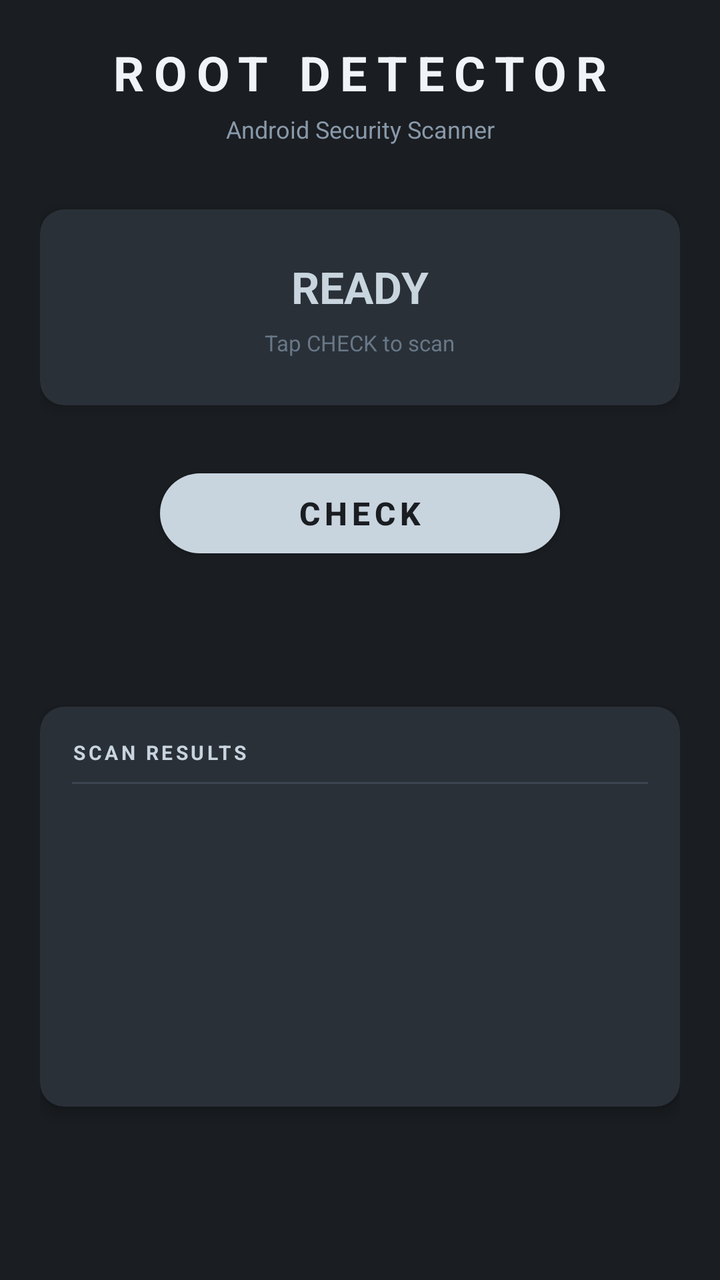
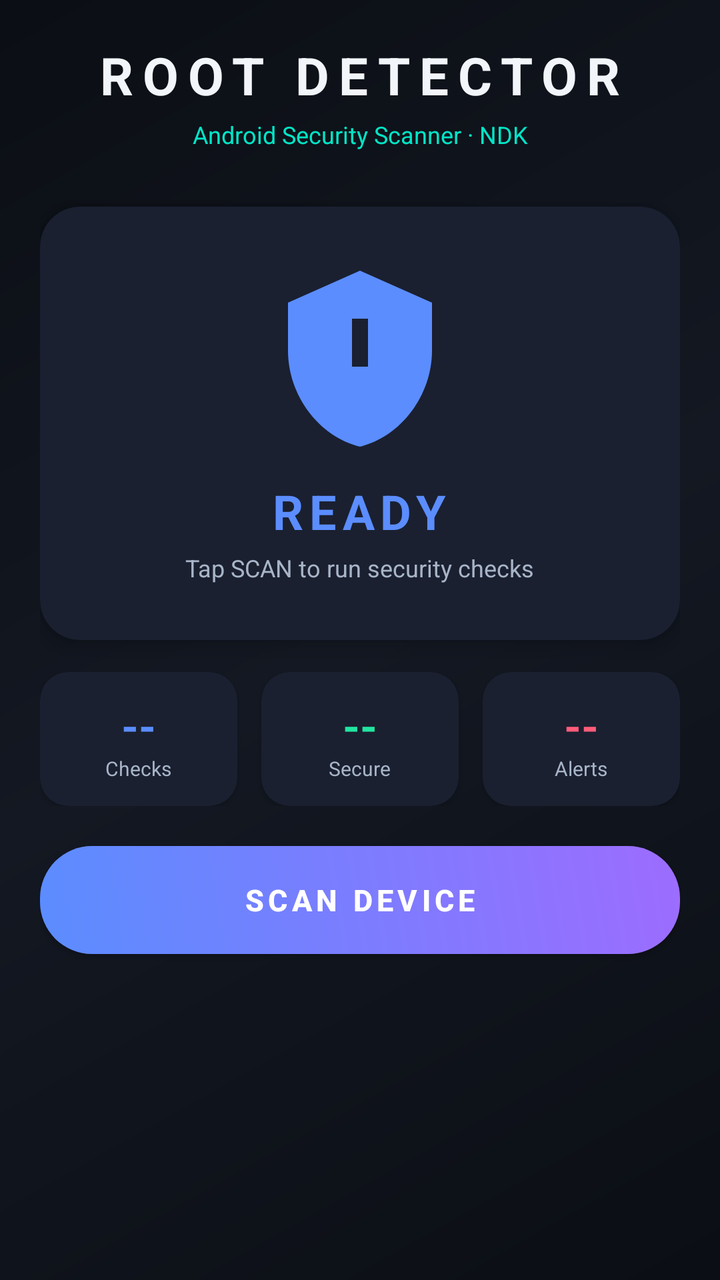

Before-and-after screenshots of an Android layout around one commit, followed by the original layout XML and the change that was made.
<!-- AndroidManifest.xml: activity theme Theme.RootDetector -->
<!-- res/layout/activity_main.xml -->
<?xml version="1.0" encoding="utf-8"?>
<ScrollView
    xmlns:android="http://schemas.android.com/apk/res/android"
    xmlns:app="http://schemas.android.com/apk/res-auto"
    xmlns:tools="http://schemas.android.com/tools"
    android:layout_width="match_parent"
    android:layout_height="match_parent"
    android:fillViewport="true"
    android:background="@color/background"
    tools:context=".MainActivity">

    <androidx.constraintlayout.widget.ConstraintLayout
        android:layout_width="match_parent"
        android:layout_height="wrap_content"
        android:padding="20dp">

        
        <TextView
            android:id="@+id/titleTextView"
            android:layout_width="wrap_content"
            android:layout_height="wrap_content"
            android:text="ROOT DETECTOR"
            android:textSize="24sp"
            android:textStyle="bold"
            android:textColor="@color/silver_light"
            android:letterSpacing="0.2"
            app:layout_constraintTop_toTopOf="parent"
            app:layout_constraintStart_toStartOf="parent"
            app:layout_constraintEnd_toEndOf="parent" />

        <TextView
            android:id="@+id/subtitleTextView"
            android:layout_width="wrap_content"
            android:layout_height="wrap_content"
            android:text="Android Security Scanner"
            android:textSize="12sp"
            android:textColor="@color/silver_dark"
            android:layout_marginTop="4dp"
            app:layout_constraintTop_toBottomOf="@id/titleTextView"
            app:layout_constraintStart_toStartOf="parent"
            app:layout_constraintEnd_toEndOf="parent" />

        
        <androidx.cardview.widget.CardView
            android:id="@+id/statusCard"
            android:layout_width="0dp"
            android:layout_height="wrap_content"
            android:layout_marginTop="32dp"
            app:cardCornerRadius="12dp"
            app:cardElevation="4dp"
            app:cardBackgroundColor="@color/card_background"
            app:layout_constraintTop_toBottomOf="@id/subtitleTextView"
            app:layout_constraintStart_toStartOf="parent"
            app:layout_constraintEnd_toEndOf="parent">

            <LinearLayout
                android:layout_width="match_parent"
                android:layout_height="wrap_content"
                android:orientation="vertical"
                android:gravity="center"
                android:padding="24dp">

                <TextView
                    android:id="@+id/statusTextView"
                    android:layout_width="wrap_content"
                    android:layout_height="wrap_content"
                    android:text="READY"
                    android:textSize="22sp"
                    android:textStyle="bold"
                    android:textColor="@color/silver_mid" />

                <TextView
                    android:id="@+id/statusSubtitle"
                    android:layout_width="wrap_content"
                    android:layout_height="wrap_content"
                    android:text="Tap CHECK to scan"
                    android:textSize="11sp"
                    android:textColor="@color/text_hint"
                    android:layout_marginTop="6dp" />

            </LinearLayout>

        </androidx.cardview.widget.CardView>

        
        <com.google.android.material.button.MaterialButton
            android:id="@+id/checkButton"
            android:layout_width="200dp"
            android:layout_height="52dp"
            android:text="CHECK"
            android:textSize="16sp"
            android:textStyle="bold"
            android:letterSpacing="0.15"
            android:textColor="@color/background"
            app:backgroundTint="@color/silver_mid"
            app:cornerRadius="26dp"
            android:layout_marginTop="28dp"
            app:layout_constraintTop_toBottomOf="@id/statusCard"
            app:layout_constraintStart_toStartOf="parent"
            app:layout_constraintEnd_toEndOf="parent" />

        
        <ProgressBar
            android:id="@+id/progressBar"
            android:layout_width="36dp"
            android:layout_height="36dp"
            android:layout_marginTop="20dp"
            android:indeterminateTint="@color/silver_light"
            android:visibility="gone"
            app:layout_constraintTop_toBottomOf="@id/checkButton"
            app:layout_constraintStart_toStartOf="parent"
            app:layout_constraintEnd_toEndOf="parent" />

        
        <androidx.cardview.widget.CardView
            android:id="@+id/resultsCard"
            android:layout_width="0dp"
            android:layout_height="wrap_content"
            android:layout_marginTop="24dp"
            android:layout_marginBottom="20dp"
            app:cardCornerRadius="12dp"
            app:cardElevation="4dp"
            app:cardBackgroundColor="@color/card_background"
            android:minHeight="200dp"
            app:layout_constraintTop_toBottomOf="@id/progressBar"
            app:layout_constraintBottom_toBottomOf="parent"
            app:layout_constraintStart_toStartOf="parent"
            app:layout_constraintEnd_toEndOf="parent">

            <LinearLayout
                android:layout_width="match_parent"
                android:layout_height="wrap_content"
                android:orientation="vertical"
                android:padding="16dp">

                <TextView
                    android:layout_width="wrap_content"
                    android:layout_height="wrap_content"
                    android:text="SCAN RESULTS"
                    android:textSize="10sp"
                    android:textStyle="bold"
                    android:textColor="@color/silver_mid"
                    android:letterSpacing="0.15" />

                <View
                    android:layout_width="match_parent"
                    android:layout_height="1dp"
                    android:background="@color/divider"
                    android:layout_marginTop="8dp"
                    android:layout_marginBottom="12dp" />

                <TextView
                    android:id="@+id/resultTextView"
                    android:layout_width="match_parent"
                    android:layout_height="wrap_content"
                    android:textSize="11sp"
                    android:textColor="@color/text_primary"
                    android:fontFamily="monospace"
                    android:lineSpacingExtra="4dp" />

            </LinearLayout>

        </androidx.cardview.widget.CardView>

    </androidx.constraintlayout.widget.ConstraintLayout>

</ScrollView>
<!-- resources referenced by this layout -->
<resources>
  <color name="background">#1A1D21</color>
  <color name="card_background">#2A3038</color>
  <color name="divider">#3D4550</color>
  <color name="silver_dark">#8899AA</color>
  <color name="silver_light">#F0F4F8</color>
  <color name="silver_mid">#C8D4DE</color>
  <color name="text_hint">#687888</color>
  <color name="text_primary">#E8EFF5</color>
  <style name="Theme.RootDetector" parent="Theme.MaterialComponents.NoActionBar">
          
          <item name="colorPrimary">@color/silver_mid</item>
          <item name="colorPrimaryDark">@color/silver_dark</item>
          <item name="colorAccent">@color/accent</item>
          <item name="colorSecondary">@color/accent</item>
  
          
          <item name="android:windowBackground">@color/background</item>
          <item name="android:statusBarColor">@color/background</item>
          <item name="android:navigationBarColor">@color/background</item>
  
          
          <item name="android:textColorPrimary">@color/text_primary</item>
          <item name="android:textColorSecondary">@color/text_secondary</item>
      </style>
  <color name="accent">#7A8B9A</color>
  <color name="text_secondary">#A8B8C8</color>
</resources>

<!-- the commit's change to res/layout/activity_main.xml (unified diff, before → after) -->
@@ -6,7 +6,7 @@
     android:layout_width="match_parent"
     android:layout_height="match_parent"
     android:fillViewport="true"
-    android:background="@color/background"
+    android:background="@drawable/bg_gradient"
     tools:context=".MainActivity">
 
     <androidx.constraintlayout.widget.ConstraintLayout
@@ -20,10 +20,10 @@
             android:layout_width="wrap_content"
             android:layout_height="wrap_content"
             android:text="ROOT DETECTOR"
-            android:textSize="24sp"
+            android:textSize="26sp"
             android:textStyle="bold"
-            android:textColor="@color/silver_light"
-            android:letterSpacing="0.2"
+            android:textColor="@color/text_primary"
+            android:letterSpacing="0.18"
             app:layout_constraintTop_toTopOf="parent"
             app:layout_constraintStart_toStartOf="parent"
             app:layout_constraintEnd_toEndOf="parent" />
@@ -32,9 +32,9 @@
             android:id="@+id/subtitleTextView"
             android:layout_width="wrap_content"
             android:layout_height="wrap_content"
-            android:text="Android Security Scanner"
+            android:text="Android Security Scanner · NDK"
             android:textSize="12sp"
-            android:textColor="@color/silver_dark"
+            android:textColor="@color/accent"
             android:layout_marginTop="4dp"
             app:layout_constraintTop_toBottomOf="@id/titleTextView"
             app:layout_constraintStart_toStartOf="parent"
@@ -45,9 +45,9 @@
             android:id="@+id/statusCard"
             android:layout_width="0dp"
             android:layout_height="wrap_content"
-            android:layout_marginTop="32dp"
-            app:cardCornerRadius="12dp"
-            app:cardElevation="4dp"
+            android:layout_marginTop="28dp"
+            app:cardCornerRadius="20dp"
+            app:cardElevation="6dp"
             app:cardBackgroundColor="@color/card_background"
             app:layout_constraintTop_toBottomOf="@id/subtitleTextView"
             app:layout_constraintStart_toStartOf="parent"
@@ -58,109 +58,223 @@
                 android:layout_height="wrap_content"
                 android:orientation="vertical"
                 android:gravity="center"
-                android:padding="24dp">
+                android:padding="28dp">
+
+                <ImageView
+                    android:id="@+id/shieldIcon"
+                    android:layout_width="96dp"
+                    android:layout_height="96dp"
+                    android:src="@drawable/ic_shield_idle"
+                    android:contentDescription="status" />
 
                 <TextView
                     android:id="@+id/statusTextView"
                     android:layout_width="wrap_content"
                     android:layout_height="wrap_content"
                     android:text="READY"
-                    android:textSize="22sp"
+                    android:textSize="24sp"
                     android:textStyle="bold"
-                    android:textColor="@color/silver_mid" />
+                    android:letterSpacing="0.12"
+                    android:textColor="@color/status_info"
+                    android:layout_marginTop="12dp" />
 
                 <TextView
                     android:id="@+id/statusSubtitle"
                     android:layout_width="wrap_content"
                     android:layout_height="wrap_content"
-                    android:text="Tap CHECK to scan"
-                    android:textSize="11sp"
-                    android:textColor="@color/text_hint"
-                    android:layout_marginTop="6dp" />
+                    android:text="Tap SCAN to run security checks"
+                    android:textSize="12sp"
+                    android:textColor="@color/text_secondary"
+                    android:layout_marginTop="4dp" />
 
             </LinearLayout>
 
         </androidx.cardview.widget.CardView>
+
+        
+        <LinearLayout
+            android:id="@+id/statsRow"
+            android:layout_width="0dp"
+            android:layout_height="wrap_content"
+            android:orientation="horizontal"
+            android:layout_marginTop="16dp"
+            app:layout_constraintTop_toBottomOf="@id/statusCard"
+            app:layout_constraintStart_toStartOf="parent"
+            app:layout_constraintEnd_toEndOf="parent"
+            android:baselineAligned="false">
+
+            <androidx.cardview.widget.CardView
+                android:layout_width="0dp"
+                android:layout_height="wrap_content"
+                android:layout_weight="1"
+                android:layout_marginEnd="6dp"
+                app:cardCornerRadius="14dp"
+                app:cardElevation="2dp"
+                app:cardBackgroundColor="@color/card_background">
+
+                <LinearLayout
+                    android:layout_width="match_parent"
+                    android:layout_height="wrap_content"
+                    android:orientation="vertical"
+                    android:gravity="center"
+                    android:padding="12dp">
+
+                    <TextView
+                        android:id="@+id/statTotal"
+                        android:layout_width="wrap_content"
+                        android:layout_height="wrap_content"
+                        android:text="--"
+                        android:textSize="22sp"
+                        android:textStyle="bold"
+                        android:textColor="@color/status_info" />
+
+                    <TextView
+                        android:layout_width="wrap_content"
+                        android:layout_height="wrap_content"
+                        android:text="Checks"
+                        android:textSize="10sp"
+                        android:textColor="@color/text_secondary" />
+                </LinearLayout>
+            </androidx.cardview.widget.CardView>
+
+            <androidx.cardview.widget.CardView
+                android:layout_width="0dp"
+                android:layout_height="wrap_content"
+                android:layout_weight="1"
+                android:layout_marginStart="6dp"
+                android:layout_marginEnd="6dp"
+                app:cardCornerRadius="14dp"
+                app:cardElevation="2dp"
+                app:cardBackgroundColor="@color/card_background">
+
+                <LinearLayout
+                    android:layout_width="match_parent"
+                    android:layout_height="wrap_content"
+                    android:orientation="vertical"
+                    android:gravity="center"
+                    android:padding="12dp">
+
+                    <TextView
+                        android:id="@+id/statClean"
+                        android:layout_width="wrap_content"
+                        android:layout_height="wrap_content"
+                        android:text="--"
+                        android:textSize="22sp"
+                        android:textStyle="bold"
+                        android:textColor="@color/status_secure" />
+
+                    <TextView
+                        android:layout_width="wrap_content"
+                        android:layout_height="wrap_content"
+                        android:text="Secure"
+                        android:textSize="10sp"
+                        android:textColor="@color/text_secondary" />
+                </LinearLayout>
+            </androidx.cardview.widget.CardView>
+
+            <androidx.cardview.widget.CardView
+                android:layout_width="0dp"
+                android:layout_height="wrap_content"
+                android:layout_weight="1"
+                android:layout_marginStart="6dp"
+                app:cardCornerRadius="14dp"
+                app:cardElevation="2dp"
+                app:cardBackgroundColor="@color/card_background">
+
+                <LinearLayout
+                    android:layout_width="match_parent"
+                    android:layout_height="wrap_content"
+                    android:orientation="vertical"
+                    android:gravity="center"
+                    android:padding="12dp">
+
+                    <TextView
+                        android:id="@+id/statAlerts"
+                        android:layout_width="wrap_content"
+                        android:layout_height="wrap_content"
+                        android:text="--"
+                        android:textSize="22sp"
+                        android:textStyle="bold"
+                        android:textColor="@color/status_danger" />
+
+                    <TextView
+                        android:layout_width="wrap_content"
+                        android:layout_height="wrap_content"
+                        android:text="Alerts"
+                        android:textSize="10sp"
+                        android:textColor="@color/text_secondary" />
+                </LinearLayout>
+            </androidx.cardview.widget.CardView>
+        </LinearLayout>
 
         
         <com.google.android.material.button.MaterialButton
             android:id="@+id/checkButton"
-            android:layout_width="200dp"
-            android:layout_height="52dp"
-            android:text="CHECK"
-            android:textSize="16sp"
+            android:layout_width="0dp"
+            android:layout_height="54dp"
+            android:text="SCAN DEVICE"
+            android:textSize="15sp"
             android:textStyle="bold"
-            android:letterSpacing="0.15"
-            android:textColor="@color/background"
-            app:backgroundTint="@color/silver_mid"
-            app:cornerRadius="26dp"
-            android:layout_marginTop="28dp"
-            app:layout_constraintTop_toBottomOf="@id/statusCard"
+            android:letterSpacing="0.14"
+            android:textColor="@color/white"
+            android:background="@drawable/btn_gradient"
+            app:backgroundTint="@null"
+            android:layout_marginTop="20dp"
+            app:layout_constraintTop_toBottomOf="@id/statsRow"
             app:layout_constraintStart_toStartOf="parent"
             app:layout_constraintEnd_toEndOf="parent" />
 
         
         <ProgressBar
             android:id="@+id/progressBar"
-            android:layout_width="36dp"
-            android:layout_height="36dp"
-            android:layout_marginTop="20dp"
-            android:indeterminateTint="@color/silver_light"
+            android:layout_width="32dp"
+            android:layout_height="32dp"
+            android:layout_marginTop="16dp"
+            android:indeterminateTint="@color/accent"
             android:visibility="gone"
             app:layout_constraintTop_toBottomOf="@id/checkButton"
             app:layout_constraintStart_toStartOf="parent"
             app:layout_constraintEnd_toEndOf="parent" />
 
         
-        <androidx.cardview.widget.CardView
-            android:id="@+id/resultsCard"
-            android:layout_width="0dp"
-            android:layout_height="wrap_content"
-            android:layout_marginTop="24dp"
+        <TextView
+            android:id="@+id/resultsHeader"
+            android:layout_width="wrap_content"
+            android:layout_height="wrap_content"
+            android:text="SCAN RESULTS"
+            android:textSize="12sp"
+            android:textStyle="bold"
+            android:textColor="@color/text_secondary"
+            android:letterSpacing="0.14"
+            android:layout_marginTop="22dp"
+            android:visibility="gone"
+            app:layout_constraintTop_toBottomOf="@id/progressBar"
+            app:layout_constraintStart_toStartOf="parent" />
+
+        <View
+            android:id="@+id/resultsDivider"
+            android:layout_width="0dp"
+            android:layout_height="1dp"
+            android:background="@color/divider"
+            android:layout_marginTop="8dp"
+            android:visibility="gone"
+            app:layout_constraintTop_toBottomOf="@id/resultsHeader"
+            app:layout_constraintStart_toStartOf="parent"
+            app:layout_constraintEnd_toEndOf="parent" />
+
+        
+        <LinearLayout
+            android:id="@+id/resultsContainer"
+            android:layout_width="0dp"
+            android:layout_height="wrap_content"
+            android:orientation="vertical"
+            android:layout_marginTop="10dp"
             android:layout_marginBottom="20dp"
-            app:cardCornerRadius="12dp"
-            app:cardElevation="4dp"
-            app:cardBackgroundColor="@color/card_background"
-            android:minHeight="200dp"
-            app:layout_constraintTop_toBottomOf="@id/progressBar"
+            android:animateLayoutChanges="true"
+            app:layout_constraintTop_toBottomOf="@id/resultsDivider"
             app:layout_constraintBottom_toBottomOf="parent"
             app:layout_constraintStart_toStartOf="parent"
-            app:layout_constraintEnd_toEndOf="parent">
-
-            <LinearLayout
-                android:layout_width="match_parent"
-                android:layout_height="wrap_content"
-                android:orientation="vertical"
-                android:padding="16dp">
-
-                <TextView
-                    android:layout_width="wrap_content"
-                    android:layout_height="wrap_content"
-                    android:text="SCAN RESULTS"
-                    android:textSize="10sp"
-                    android:textStyle="bold"
-                    android:textColor="@color/silver_mid"
-                    android:letterSpacing="0.15" />
-
-                <View
-                    android:layout_width="match_parent"
-                    android:layout_height="1dp"
-                    android:background="@color/divider"
-                    android:layout_marginTop="8dp"
-                    android:layout_marginBottom="12dp" />
-
-                <TextView
-                    android:id="@+id/resultTextView"
-                    android:layout_width="match_parent"
-                    android:layout_height="wrap_content"
-                    android:textSize="11sp"
-                    android:textColor="@color/text_primary"
-                    android:fontFamily="monospace"
-                    android:lineSpacingExtra="4dp" />
-
-            </LinearLayout>
-
-        </androidx.cardview.widget.CardView>
+            app:layout_constraintEnd_toEndOf="parent" />
 
     </androidx.constraintlayout.widget.ConstraintLayout>
 
<!-- resource entries referenced after the edit -->
@@ -1,17 +1,21 @@
 <!-- resources referenced by this layout -->
 <resources>
-  <color name="background">#1A1D21</color>
-  <color name="card_background">#2A3038</color>
-  <color name="divider">#3D4550</color>
-  <color name="silver_dark">#8899AA</color>
-  <color name="silver_light">#F0F4F8</color>
-  <color name="silver_mid">#C8D4DE</color>
-  <color name="text_hint">#687888</color>
-  <color name="text_primary">#E8EFF5</color>
+  <color name="background">#0B0E14</color>
+  <color name="surface">#131822</color>
+  <color name="neon_blue">#5B8DFF</color>
+  <color name="neon_purple">#9D6CFF</color>
+  <color name="primary">#7C8BFF</color>
+  <color name="primary_dark">#4A56C7</color>
+  <color name="card_background">#1A2030</color>
+  <color name="divider">#2A3245</color>
+  <color name="status_danger">#FF5C7A</color>
+  <color name="status_info">#5B8DFF</color>
+  <color name="status_secure">#22E5A0</color>
+  <color name="text_primary">#F2F5FA</color>
   <style name="Theme.RootDetector" parent="Theme.MaterialComponents.NoActionBar">
           
-          <item name="colorPrimary">@color/silver_mid</item>
-          <item name="colorPrimaryDark">@color/silver_dark</item>
+          <item name="colorPrimary">@color/primary</item>
+          <item name="colorPrimaryDark">@color/primary_dark</item>
           <item name="colorAccent">@color/accent</item>
           <item name="colorSecondary">@color/accent</item>
   
@@ -24,7 +28,41 @@
           <item name="android:textColorPrimary">@color/text_primary</item>
           <item name="android:textColorSecondary">@color/text_secondary</item>
       </style>
-  <color name="accent">#7A8B9A</color>
-  <color name="text_secondary">#A8B8C8</color>
+  <color name="accent">#00E5C7</color>
+  <color name="text_secondary">#A8B5C8</color>
+  <color name="white">#FFFFFF</color>
+  <!-- drawable bg_gradient (drawable) -->
+  <?xml version="1.0" encoding="utf-8"?>
+  <shape xmlns:android="http://schemas.android.com/apk/res/android"
+      android:shape="rectangle">
+      <gradient
+          android:angle="135"
+          android:startColor="@color/background"
+          android:centerColor="@color/surface"
+          android:endColor="@color/background"
+          android:type="linear" />
+  </shape>
+  <!-- drawable btn_gradient (drawable) -->
+  <?xml version="1.0" encoding="utf-8"?>
+  <shape xmlns:android="http://schemas.android.com/apk/res/android"
+      android:shape="rectangle">
+      <gradient
+          android:angle="45"
+          android:startColor="@color/neon_blue"
+          android:endColor="@color/neon_purple"
+          android:type="linear" />
+      <corners android:radius="26dp" />
+  </shape>
+  <!-- drawable ic_shield_idle (drawable) -->
+  <?xml version="1.0" encoding="utf-8"?>
+  <vector xmlns:android="http://schemas.android.com/apk/res/android"
+      android:width="96dp"
+      android:height="96dp"
+      android:viewportWidth="24"
+      android:viewportHeight="24">
+      <path
+          android:fillColor="@color/status_info"
+          android:pathData="M12,1L3,5v6c0,5.55 3.84,10.74 9,12 5.16,-1.26 9,-6.45 9,-12V5l-9,-4zM11,17h2v-2h-2v2zM11,13V7h2v6h-2z" />
+  </vector>
 </resources>
 
